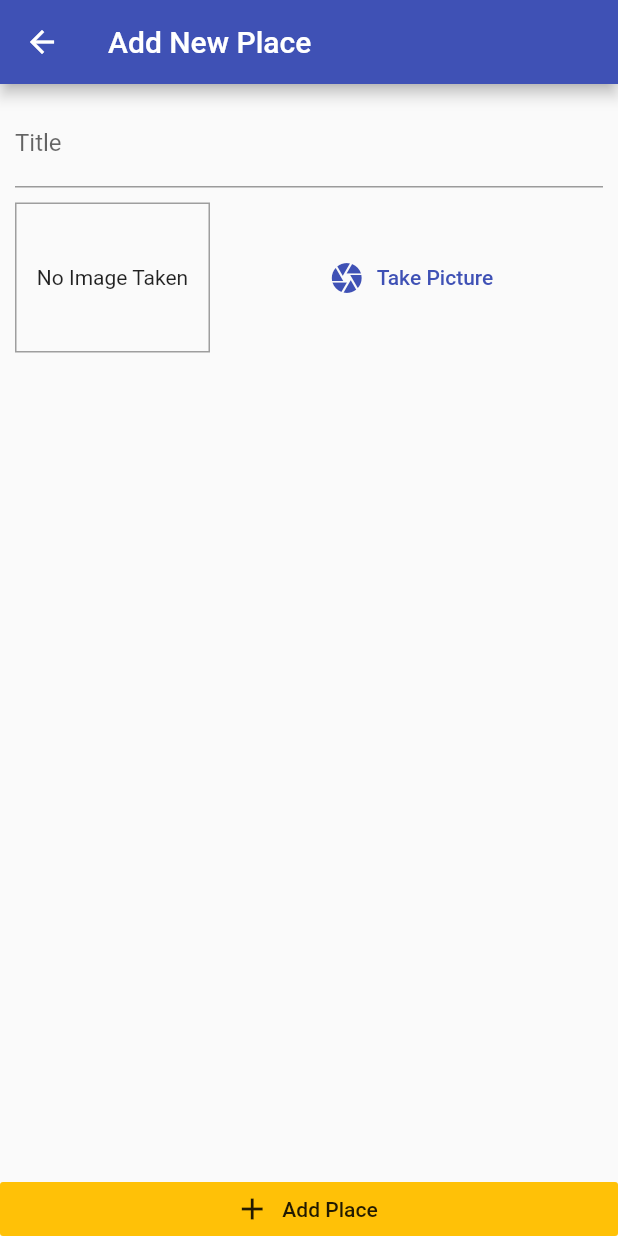
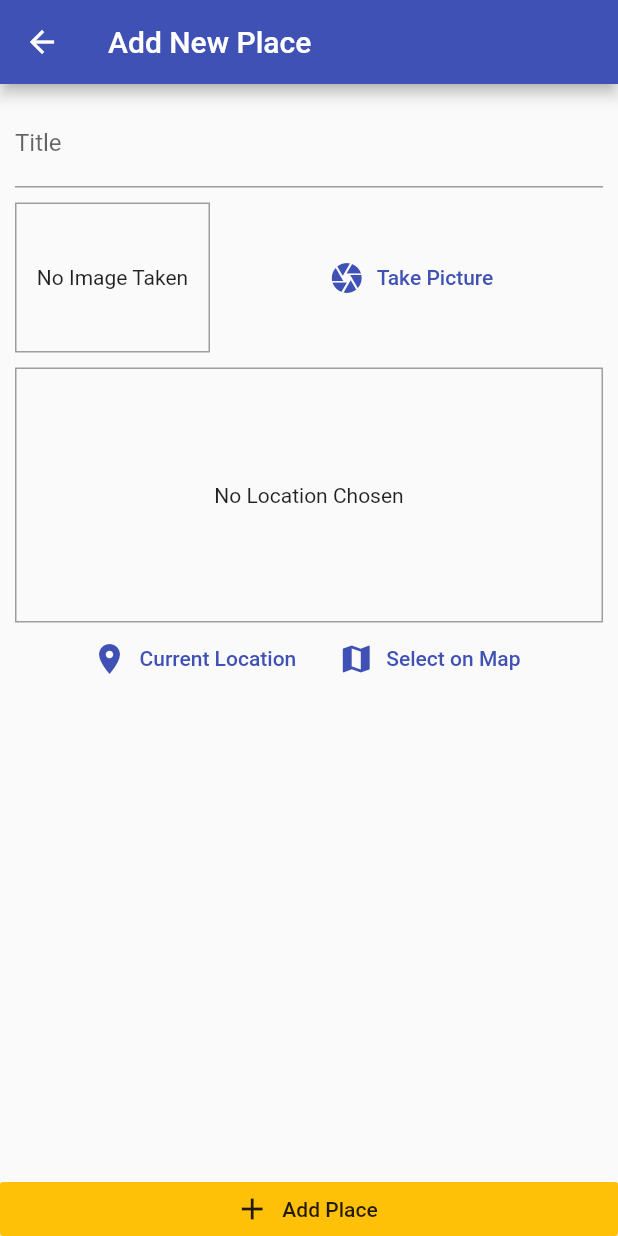
Before and after one commit to muhammedrishadpe/GreatPlaces_App, a Flutter app: the AddPlaceScreen screen opened by its route, on a phone screen of 412 x 824 dp. Run offline on Flutter 3.47's test engine with Material 2 defaults, Android fonts, the phone set to English and light mode, and no system bars; our stand-ins replace image_picker, sqflite; accounts and stored records are empty.

Commit message:
Adding a Location Input & The _location_ Package

```diff
--- a/lib/screens/add_place_screen.dart
+++ b/lib/screens/add_place_screen.dart
@@ -4,6 +4,7 @@ import 'package:flutter/material.dart';
 import 'package:provider/provider.dart';
 
 import '../widgets/image_input.dart';
+import '../widgets/location_input.dart';
 import '../providers/great_places.dart';
 
 class AddPlaceScreen extends StatefulWidget {
@@ -53,6 +54,10 @@ class _AddPlaceScreenState extends State<AddPlaceScreen> {
                       height: 10,
                     ),
                     ImageInput(_selectImage),
+                    SizedBox(
+                      height: 10,
+                    ),
+                    LocationInput()
                   ],
                 ),
               ),
--- /dev/null
+++ b/lib/widgets/location_input.dart
@@ -0,0 +1,52 @@
+import 'package:flutter/material.dart';
+
+class LocationInput extends StatefulWidget {
+  @override
+  _LocationInputState createState() => _LocationInputState();
+}
+
+class _LocationInputState extends State<LocationInput> {
+  String _previewImageUrl;
+  @override
+  Widget build(BuildContext context) {
+    return Column(
+      children: <Widget>[
+        Container(
+          height: 170,
+          width: double.infinity,
+          alignment: Alignment.center,
+          decoration: BoxDecoration(
+            border: Border.all(width: 1, color: Colors.grey),
+          ),
+          child: _previewImageUrl == null
+              ? Text(
+                  'No Location Chosen',
+                  textAlign: TextAlign.center,
+                )
+              : Image.network(
+                  _previewImageUrl,
+                  fit: BoxFit.cover,
+                  width: double.infinity,
+                ),
+        ),
+        Row(
+          mainAxisAlignment: MainAxisAlignment.center,
+          children: <Widget>[
+            FlatButton.icon(
+              icon: Icon(Icons.location_on),
+              label: Text('Current Location'),
+              textColor: Theme.of(context).primaryColor,
+              onPressed: () {},
+            ),
+            FlatButton.icon(
+              icon: Icon(Icons.map),
+              label: Text('Select on Map'),
+              textColor: Theme.of(context).primaryColor,
+              onPressed: () {},
+            ),
+          ],
+        )
+      ],
+    );
+  }
+}
--- a/pubspec.yaml
+++ b/pubspec.yaml
@@ -34,6 +34,7 @@ dependencies:
   path_provider: ^2.0.7
   path: ^1.8.0
   sqflite: ^2.0.1
+  location: ^4.3.0
   # The following adds the Cupertino Icons font to your application.
   # Use with the CupertinoIcons class for iOS style icons.
   cupertino_icons: ^1.0.2
```
Also changed, not shown: pubspec.lock, 2 other files.
